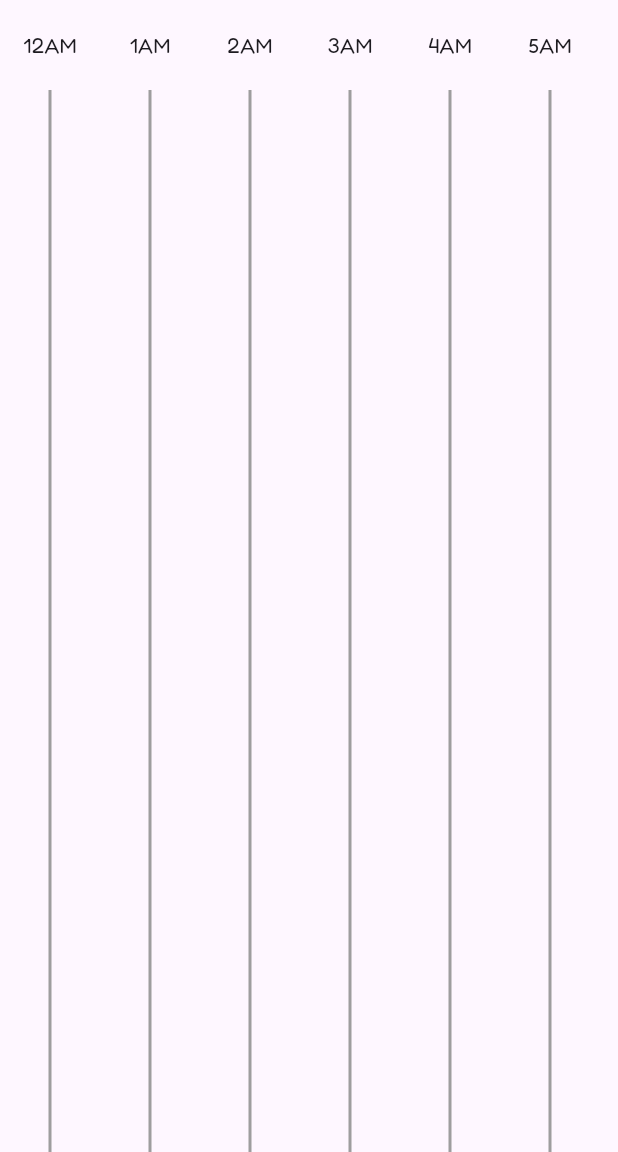
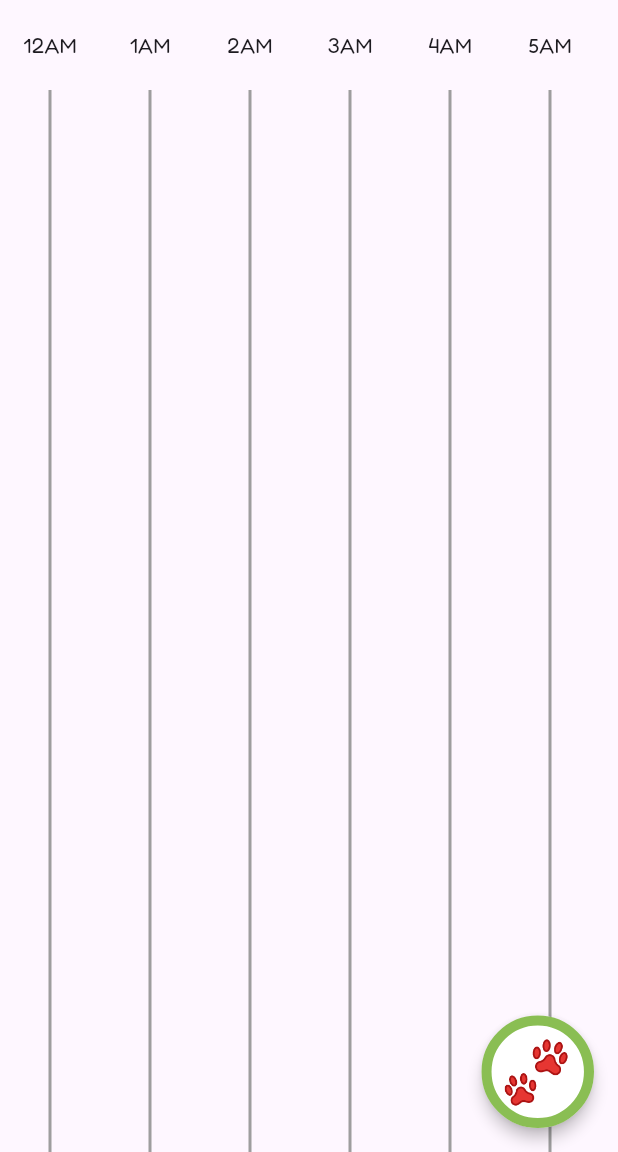
Before and after one commit to Gilad1016/FetchFriends, a Flutter app: the ParkSchedulePage screen opened by its route, on a phone screen of 412 x 824 dp, the part 84-1236 px from its top. Run offline on Flutter 3.47's test engine with Material 3 defaults, Android fonts, the phone set to English and light mode, and no system bars; our stand-ins replace go_router, image_picker, pocketbase, shared_preferences, timeline_tile; accounts and stored records are empty; network calls fail; statements that could not run were skipped.

Commit message:
mid working on arrivals. I get data, but still can't show it

```diff
--- a/lib/dog_management/dog_management.dart
+++ b/lib/dog_management/dog_management.dart
@@ -1,13 +1,13 @@
+import 'package:Fetch/dog_management/widgets/dog_card.dart';
 import 'package:flutter/material.dart';
 import 'package:go_router/go_router.dart';
 import 'package:provider/provider.dart';
 import '../common/router/routes_utils.dart';
 import '../common/widgets/custom_button.dart';
-import 'dog_card.dart';
 import 'dog_item.dart';
 import '../common/widgets/top_bar/app_bar.dart';
 import 'dog_create_or_update.dart';
-import 'add_dog_button.dart';
+import 'widgets/add_dog_button.dart';
 import 'dog_provider.dart';
 
 class DogMngPage extends StatefulWidget {
--- a/lib/main.dart
+++ b/lib/main.dart
@@ -1,5 +1,7 @@
 import 'package:Fetch/common/router/app_router.dart';
 import 'package:Fetch/dog_management/dog_provider.dart';
+import 'package:Fetch/park/arrivals_provider.dart';
+import 'package:Fetch/park/park_provider.dart';
 import 'package:flutter/material.dart';
 import 'package:go_router/go_router.dart';
 import 'package:provider/provider.dart';
@@ -39,6 +41,8 @@ class _MyAppState extends State<MyApp> {
         ChangeNotifierProvider<AppStateProvider>(create: (_) => appProvider),
         Provider<AppRouter>(create: (_) => AppRouter(appProvider)),
         ChangeNotifierProvider(create: (_) => DogProvider()),
+        Provider<ArrivalsProvider>(create: (_) => ArrivalsProvider()),
+        Provider<ParkProvider>(create: (_) => ParkProvider()),
       ],
       child: Builder(
         builder: (context) {
--- /dev/null
+++ b/lib/park/Items/arrival_item.dart
@@ -0,0 +1,38 @@
+import 'package:Fetch/park/Items/park_item.dart';
+import 'package:pocketbase/pocketbase.dart';
+
+import '../../dog_management/dog_item.dart';
+
+class ArrivalItem {
+  DateTime startTime;
+  DateTime endTime = DateTime.now();
+  String parkId = '';
+  String dogId = '';
+  ParkItem? park;
+  DogItem? dog;
+
+  ArrivalItem(
+      {required this.startTime, required this.parkId, required this.dogId, this.park, this.dog}) {
+    endTime = startTime.add(const Duration(hours: 2));
+  }
+
+  factory ArrivalItem.fromMap(Map<String, dynamic> docDocument) {
+    print(docDocument);
+    ArrivalItem arr = ArrivalItem(
+      startTime: DateTime.parse(docDocument['start_time'] as String),
+      parkId: docDocument['at'] as String,
+      dogId: docDocument['of'] as String,
+    );
+    arr.endTime = DateTime.parse(docDocument['end_time'] as String);
+    return arr;
+  }
+
+  Map<String, dynamic> toMap() {
+    return {
+      'startTime': startTime.toIso8601String(),
+      'endTime': endTime.toIso8601String(),
+      'parkId': park?.id ?? '',
+      'dogId': dog?.id ?? '',
+    };
+  }
+}
--- /dev/null
+++ b/lib/park/arrivals_provider.dart
@@ -0,0 +1,35 @@
+import 'dart:async';
+import 'package:Fetch/park/Items/arrival_item.dart';
+import 'package:pocketbase/pocketbase.dart';
+
+class ArrivalsProvider {
+  late final PocketBase pb;
+  List<ArrivalItem> _arrivalItems = [];
+
+  ArrivalsProvider() {
+    _initialize();
+  }
+
+  List<ArrivalItem> get arrivalItems => _arrivalItems;
+
+  Future<void> _initialize() async {
+    pb = PocketBase('http://127.0.0.1:8090/');
+    await fetchArrivals();
+  }
+
+  Future<List<ArrivalItem>> fetchArrivals() async {
+    final result = await pb.collection('arrivals').getFullList();
+    print(result);
+    _arrivalItems = result.map((record) =>
+      ArrivalItem.fromMap(record.data)
+        // ArrivalItem.fromMap(record.data)
+      // {
+      //   'startTime': record.data['startTime'],
+      //   'endTime': record.data['endTime'],
+      //   'at': record.data['at'],
+      //   'of': record.data['of'],
+      // },
+    ).toList();
+    return _arrivalItems;
+  }
+}
--- a/lib/park/park_schedule.dart
+++ b/lib/park/park_schedule.dart
@@ -1,7 +1,10 @@
+import 'package:Fetch/park/Items/arrival_item.dart';
+import 'package:Fetch/park/arrivals_provider.dart';
+import 'package:Fetch/park/widgets/arrival/arrival_button.dart';
 import 'package:Fetch/park/widgets/time_line.dart';
 import 'package:flutter/material.dart';
 import '../common/widgets/top_bar/app_bar.dart';
-import 'park_item.dart';
+import 'package:provider/provider.dart';
 
 class ParkSchedulePage extends StatefulWidget {
   const ParkSchedulePage({super.key});
@@ -11,24 +14,18 @@ class ParkSchedulePage extends StatefulWidget {
 }
 
 class _ParkSchedulePageState extends State<ParkSchedulePage> {
-  late final List<ParkItem> parkData;
-
-  ParkItem park = ParkItem(
-      name: 'Sokolov Garden',
-      mapsURL: Uri.parse('https://maps.app.goo.gl/QrmnpJT3EBZEppEMA'));
+  late ArrivalsProvider _arrivalsProvider;
+  late List<ArrivalItem> arrivals;
 
   onStartUp(BuildContext context) async {
-    // _backendService.getDogs().then((data) {
-    //   setState(() {
-    //     dogData = data!;
-    //   });
-    // });
+    _arrivalsProvider = Provider.of<ArrivalsProvider>(context, listen: false);
+    arrivals = _arrivalsProvider.arrivalItems;
   }
 
   @override
   void initState() {
     super.initState();
-    parkData = [];
+    arrivals = [];
     WidgetsBinding.instance.addPostFrameCallback((_) => onStartUp(context));
   }
 
@@ -38,25 +35,8 @@ class _ParkSchedulePageState extends State<ParkSchedulePage> {
       appBar: CustomAppBar(
           titleText: 'Sokolov Garden'),
       body: Timeline(),
-        // Column(
-        //   mainAxisAlignment: MainAxisAlignment.center,
-        //   children: [
-        //     Expanded(
-        //       child: ListView.builder(
-        //         itemCount: parkData.length,
-        //         itemBuilder: (context, index) {
-        //           return ListTile(
-        //             title: Text(parkData[index].name),
-        //             onTap: () {
-        //             },
-        //           );
-        //         },
-        //       ),
-        //     ),
-        //   ],
-        // ),
-      // floatingActionButton: const ArrivalButton(),
-      // floatingActionButtonLocation: FloatingActionButtonLocation.endFloat,
+      floatingActionButton: ArrivalButton(),
+      floatingActionButtonLocation: FloatingActionButtonLocation.endFloat,
     );
   }
 }
--- /dev/null
+++ b/lib/park/widgets/arrival/arrival_button.dart
@@ -0,0 +1,56 @@
+import 'package:flutter/material.dart';
+
+import '../../../common/design/color_pallette.dart';
+import 'arrival_popup.dart';
+
+class ArrivalButton extends StatefulWidget {
+  const ArrivalButton({super.key});
+
+  @override
+  State<ArrivalButton> createState() => _ArrivalButtonState();
+}
+
+class _ArrivalButtonState extends State<ArrivalButton> {
+  bool _showPopup = false;
+
+  @override
+  Widget build(BuildContext context) {
+    return Visibility(
+      visible: !_showPopup,
+      replacement: AlertDialog(
+        backgroundColor: AppColors.backgroundColor,
+        shape: RoundedRectangleBorder(
+          borderRadius: BorderRadius.circular(50),
+        ),
+        content: ArrivalPopup(
+          onButtonPressed: () {
+            setState(() => _showPopup = false);
+          },
+        ),
+      ),
+
+      // Original ArrivalButton
+      child: SizedBox(
+        width: 75,
+        height: 75,
+        child: FittedBox(
+          child: FloatingActionButton(
+            onPressed: () => setState(() => _showPopup = true),
+            backgroundColor: AppColors.backgroundColor,
+            elevation: 4.0,
+            shape: const CircleBorder(
+              side: BorderSide(color: AppColors.secondaryColor, width: 5),
+            ),
+            child: const Text(
+              '🐾',
+              style: TextStyle(
+                fontSize: 30,
+                color: AppColors.primaryColor, // Text color
+              ),
+            ),
+          ),
+        ),
+      ),
+    );
+  }
+}
--- a/lib/park/widgets/time_line.dart
+++ b/lib/park/widgets/time_line.dart
@@ -1,6 +1,7 @@
 import 'package:flutter/material.dart';
 import 'package:intl/intl.dart';
 
+import '../Items/arrival_item.dart';
 import 'hour_line.dart';
 
 class Timeline extends StatelessWidget {
@@ -8,8 +9,13 @@ class Timeline extends StatelessWidget {
 
   //TODO: adjust such that current time is the center of the screen
   // and we have 20 hours a head of us and 4 hours behind us
+
   @override
   Widget build(BuildContext context) {
+    final List<ArrivalItem> arrivalItems = [
+      // Your list of ArrivalItems here...
+    ];
+
     return LayoutBuilder(
       builder: (context, constraints) {
         final double width = constraints.maxWidth;
@@ -22,7 +28,7 @@ class Timeline extends StatelessWidget {
           final String hourLabel = DateFormat('ha').format(
               DateTime(0, 0, 0, i));
           hourLines.add(SizedBox(
-            width: hourWidth-2,
+            width: hourWidth - 2,
             child: HourLine(hourLabel: hourLabel, isCurrentHour: false),
           ));
         }
```
Also changed, not shown: lib/common/widgets/arrival/arrival_button.dart (deleted, +0 -56 lines), lib/common/widgets/arrival/arrival_popup.dart (deleted, +0 -148 lines), lib/dog_management/widgets/dog_card.dart (renamed from lib/dog_management/dog_card.dart, +4 -4 lines), lib/park/arrival_item.dart (deleted, +0 -23 lines), lib/park/park_provider.dart (+5 -8 lines), lib/park/widgets/arrival/arrival_popup.dart (added, +137 -0 lines), lib/park/widgets/time_line_with_arrivals.dart (added, +49 -0 lines), lib/dog_management/widgets/add_dog_button.dart (renamed from lib/dog_management/add_dog_button.dart), lib/park/Items/park_item.dart (renamed from lib/park/park_item.dart), 1 other file.
